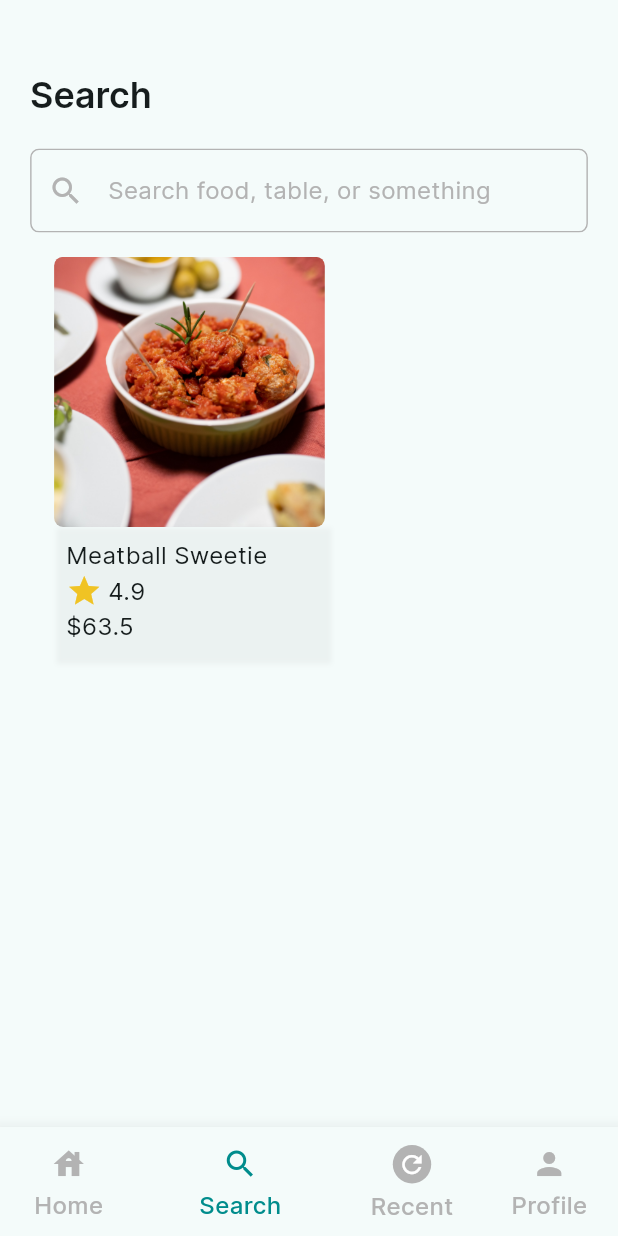
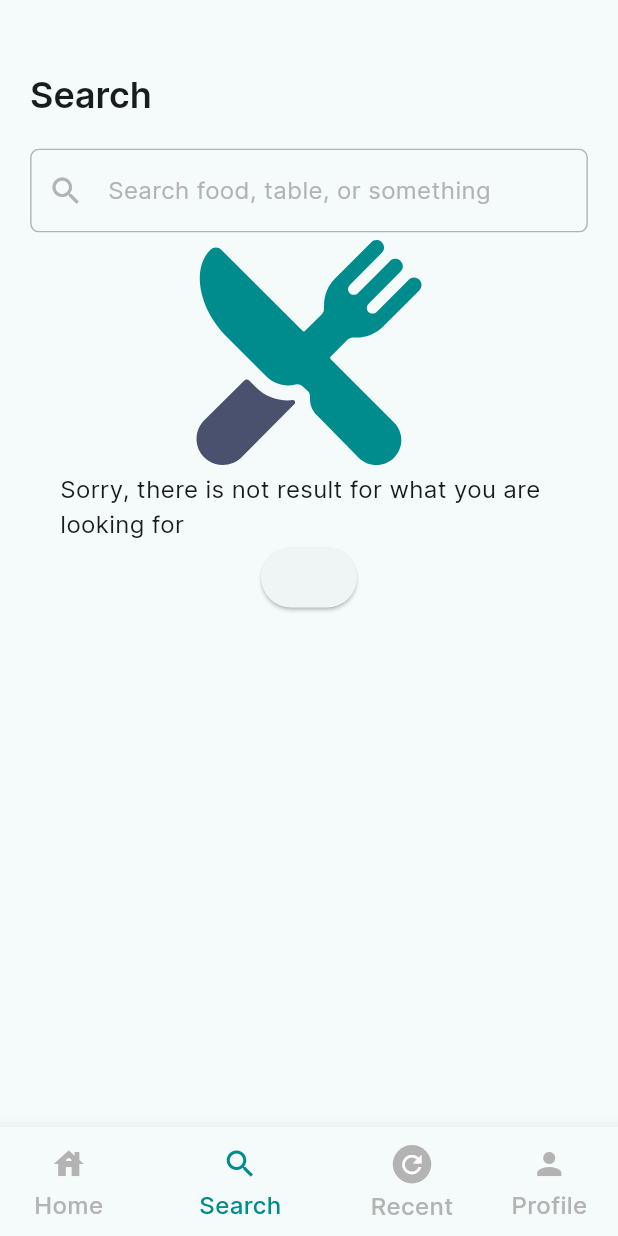
Before and after one commit to OjoMutiu/Eat-Easy, a Flutter app: the screen it shows after launch, item 2 of the bottom bar chosen, on a phone screen of 412 x 824 dp. Run offline on Flutter 3.47's test engine with Material 2 defaults, Android fonts, the phone set to English and light mode, and no system bars; our stand-ins replace flutter_svg, get.

Commit message:
feat: Search page UI update

```diff
--- a/lib/models/food_model.dart
+++ b/lib/models/food_model.dart
@@ -41,7 +41,7 @@ List<Map<String, dynamic>> foods = [
     "id": 2,
     "food": "Noodle Ex",
     "image": "assets/images/noodles.jpg",
-    "price": 42,
+    "price": 42.0,
     "rating": 4.8
   },
   {
@@ -62,14 +62,14 @@ List<Map<String, dynamic>> foods = [
     "id": 5,
     "food": "Fried Rice Uenak",
     "image": "assets/images/fried_rice.jpg",
-    "price": 34,
+    "price": 34.2,
     "rating": 4.6
   },
   {
     "id": 6,
     "food": "Chocolate Cream",
     "image": "assets/images/chocolate_cream.jpg",
-    "price": 23,
+    "price": 23.4,
     "rating": 4.7
   },
 ];
--- a/lib/pages/my_main_page.dart
+++ b/lib/pages/my_main_page.dart
@@ -1,3 +1,5 @@
+import 'dart:collection';
+
 import 'package:eat_easy/constants/app_colors.dart';
 import 'package:eat_easy/constants/app_dimensions.dart';
 import 'package:eat_easy/constants/app_strings.dart';
@@ -16,13 +18,18 @@ class _MyMainPageState extends State<MyMainPage> {
   //Variables
   int _currentBottomNavitemIndex = 0;
 
+  ///list of all navigation
+  final ListQueue<int> _navigationQueue = ListQueue();
+
   //BottomNavBarItems
+  /*
   List<Widget> bottomNavBarItem = [
     const MyHomePage(),
     const SearchPage(),
     Container(color: Colors.red),
     Container(color: Colors.blue),
   ];
+   */
 
   @override
   void initState() {
@@ -36,12 +43,30 @@ class _MyMainPageState extends State<MyMainPage> {
 
   @override
   Widget build(BuildContext context) {
-    return Scaffold(
-      body: bottomNavBarItem[_currentBottomNavitemIndex],
+    return WillPopScope(
+      onWillPop: () async {
+        if (_navigationQueue.isEmpty) return true;
+        setState(() {
+          _currentBottomNavitemIndex = _navigationQueue.last;
+          _navigationQueue.removeLast();
+        });
+
+        return false;
+      },
+      child: Scaffold(
+        body:
+            IndexedStack(index: _currentBottomNavitemIndex, children: <Widget>[
+          ///the list of widgets has to be inside the body
+          const MyHomePage(),
+          const SearchPage(),
+          Container(color: Colors.red),
+          Container(color: Colors.blue),
+        ]),
         bottomNavigationBar: BottomNavigationBar(
           elevation: 10,
           currentIndex: _currentBottomNavitemIndex,
           onTap: (index) {
+            _navigationQueue.addLast(_currentBottomNavitemIndex);
             setState(() {
               _currentBottomNavitemIndex = index;
             });
@@ -85,6 +110,7 @@ class _MyMainPageState extends State<MyMainPage> {
                 label: AppString.profile),
           ],
         ),
+      ),
     );
   }
 }
--- a/lib/pages/search_page/search_page.dart
+++ b/lib/pages/search_page/search_page.dart
@@ -5,7 +5,9 @@ import 'package:eat_easy/models/package_model.dart';
 import 'package:eat_easy/pages/search_page/widgets/popular_search_tag.dart';
 import 'package:eat_easy/pages/home_page/widgets/product_card.dart';
 import 'package:flutter/material.dart';
+import 'package:flutter_svg/flutter_svg.dart';
 
+import '../../models/food_model.dart';
 import '../../widgets/section_header.dart';
 
 class SearchPage extends StatefulWidget {
@@ -18,7 +20,12 @@ class SearchPage extends StatefulWidget {
 class _SearchPageState extends State<SearchPage> {
   //Variables
   late final TextEditingController searchTextController;
-  late FocusNode searchFocusNode;
+  FocusNode searchFocusNode //;
+      = FocusNode();
+  bool showContainer = false;
+  bool listContain = false;
+
+  List<Map<String, dynamic>> searchList = [];
 
   List<String> popularSearchTags = const [
     'Duo Table',
@@ -34,7 +41,12 @@ class _SearchPageState extends State<SearchPage> {
   void initState() {
     super.initState();
     searchTextController = TextEditingController();
-    searchFocusNode = FocusNode();
+    searchFocusNode //= FocusNode();
+        .addListener(() {
+      setState(() {
+        //searchFocusNode.hasFocus;
+      });
+    });
   }
 
   @override
@@ -45,14 +57,7 @@ class _SearchPageState extends State<SearchPage> {
 
   @override
   Widget build(BuildContext context) {
-    return WillPopScope(
-      onWillPop: () async {
-        if (Navigator.canPop(context)) {
-          return true;
-        }
-        return false;
-      },
-      child: SingleChildScrollView(
+    return SingleChildScrollView(
       child: Container(
         padding: EdgeInsets.symmetric(
             horizontal: AppDimension.width20,
@@ -63,18 +68,27 @@ class _SearchPageState extends State<SearchPage> {
             Text(
               AppString.search,
               style: Theme.of(context).textTheme.titleLarge?.copyWith(
-                    fontSize: AppDimension.height24,
-                    fontWeight: FontWeight.w600),
+                  fontSize: AppDimension.height24, fontWeight: FontWeight.w600),
             ),
             SizedBox(height: AppDimension.height20),
             ClipRRect(
               child: TextFormField(
                 focusNode: searchFocusNode,
+                onChanged: (value) {},
+                onFieldSubmitted: (value) {
+                  searchList.clear();
+                  for (var element in foods) {
+                    if (element.toString().contains(value)) {
+                      setState(() {
+                        searchList.add(element);
+                      });
+                    }
+                  }
+                },
                 controller: searchTextController,
                 decoration: InputDecoration(
                   hintText: 'Search food, table, or something',
-                      hintStyle:
-                          Theme.of(context).textTheme.bodyMedium?.copyWith(
+                  hintStyle: Theme.of(context).textTheme.bodyMedium?.copyWith(
                         color: AppColors.neutral,
                         fontSize: AppDimension.height16,
                         fontWeight: FontWeight.w400,
@@ -83,15 +97,11 @@ class _SearchPageState extends State<SearchPage> {
                       Theme.of(context).inputDecorationTheme.enabledBorder,
                   focusedBorder:
                       Theme.of(context).inputDecorationTheme.focusedBorder,
-                      prefixIcon: IconButton(
-                        onPressed: () {
-                          //TODO: probably set focus node
-                        },
-                        icon: const Icon(
+                  prefixIcon: const Icon(
                     Icons.search,
                     color: AppColors.neutral,
                   ),
-                      )),
+                ),
                 onTap: () {
                   setState(() {});
                 },
@@ -128,27 +138,98 @@ class _SearchPageState extends State<SearchPage> {
                       ),
                     ],
                   )
+                : searchList.isEmpty
+                    ? Container(
+                        padding: EdgeInsets.symmetric(
+                            horizontal: AppDimension.width20),
+                        child: Center(
+                          child: Column(
+                            mainAxisAlignment: MainAxisAlignment.center,
+                            children: [
+                              SvgPicture.asset('assets/icons/restaurant.svg'),
+                              Text(
+                                  'Sorry, there is not result for what you are looking for'),
+                              ElevatedButton(onPressed: () {}, child: Text(''))
+                            ],
+                          ),
+                        ))
                     : Container(
+                        //height: 300,
                         padding: EdgeInsets.symmetric(
-                          horizontal: AppDimension.width16,
-                          vertical: AppDimension.height16),
-                      child: Column(
+                            //horizontal: AppDimension.width16,
+                            vertical: AppDimension.height8),
+                        child: GridView.builder(
+                          shrinkWrap: true,
+                          scrollDirection: Axis.vertical,
+                          physics: const NeverScrollableScrollPhysics(),
+                          itemCount: searchList.length,
+                          itemBuilder: (context, index) {
+                            return SizedBox(
+                              height: (300),
+                              child: FooDCard(
+                                image: searchList[index]["image"],
+                                food: searchList[index]["food"],
+                                price: searchList[index]["price"],
+                                rating: searchList[index]["rating"],
+                              ),
+                            );
+                          },
+                          gridDelegate:
+                              SliverGridDelegateWithFixedCrossAxisCount(
+                            crossAxisCount: 2,
+                            crossAxisSpacing: AppDimension.width16,
+                            mainAxisSpacing: AppDimension.height10,
+                            childAspectRatio: 1.23 *
+                                (AppDimension.screenWidth /
+                                    AppDimension.screenHeight),
+                          ),
+                        ),
+                      ),
+            if (showContainer)
+              Container(
+                padding: EdgeInsets.all(20),
+                margin: EdgeInsets.all(20),
+                color: Colors.green,
+                child: Text('hbghjgjhgv'),
+              )
+          ],
+        ),
+      ),
+    );
+  }
+}
+
+class FooDCard extends StatelessWidget {
+  const FooDCard({
+    super.key,
+    required this.food,
+    required this.image,
+    this.rating,
+    required this.price,
+  });
+
+  final String food, image;
+  final double? rating;
+  final double price;
+
+  @override
+  Widget build(BuildContext context) {
+    return Column(
       crossAxisAlignment: CrossAxisAlignment.start,
       children: [
         GestureDetector(
-                            onTap: () {},
-                            child: Container(
-                              height:
-                                  AppDimension.getProportionalScreenHeight(180),
-                              width:
-                                  AppDimension.getProportionalScreenWidth(180),
-                              decoration: BoxDecoration(
-                                borderRadius: BorderRadius.circular(6),
-                              ),
+          onTap: () {
+            // setState(() {
+            //   //showContainer = !showContainer;
+            // });
+          },
+          child: SizedBox(
+            height: AppDimension.getProportionalScreenHeight(180),
+            width: AppDimension.getProportionalScreenWidth(180),
             child: ClipRRect(
-                                  borderRadius: BorderRadius.circular(6),
+                borderRadius: BorderRadius.circular(AppDimension.height6),
                 child: Image.asset(
-                                    'assets/images/meatball.jpg',
+                  image,
                   fit: BoxFit.cover,
                 )),
           ),
@@ -156,39 +237,36 @@ class _SearchPageState extends State<SearchPage> {
         Container(
           width: AppDimension.getProportionalScreenWidth(180),
           padding: EdgeInsets.symmetric(
-                                horizontal: AppDimension.width8,
-                                vertical: AppDimension.height8),
-                            decoration: BoxDecoration(boxShadow: [
+              horizontal: AppDimension.width8, vertical: AppDimension.height8),
+          decoration: BoxDecoration(
+              color: Colors.white,
+              borderRadius: BorderRadius.only(
+                  bottomLeft: Radius.circular(AppDimension.height6),
+                  bottomRight: Radius.circular(AppDimension.height6)),
+              boxShadow: [
                 BoxShadow(
                   color: Colors.grey.withOpacity(0.1),
                   blurRadius: 2,
                   spreadRadius: 2,
-                                offset: Offset(3, 3),
-                              )
+                  offset: const Offset(3, 3),
+                ),
               ]),
           child: Column(
             crossAxisAlignment: CrossAxisAlignment.start,
             children: [
-                                Text('Meatball Sweetie'),
+              Text(food),
               Row(
                 children: [
-                                    Icon(Icons.star,
-                                        color: AppColors.iconColorYellow),
+                  const Icon(Icons.star, color: AppColors.iconColorYellow),
                   SizedBox(width: AppDimension.width8 / 2),
-                                    Text('4.9')
+                  Text(rating.toString())
                 ],
               ),
-                                Text('\$63.5')
+              Text('\$${price.toString()}')
             ],
           ),
         )
       ],
-                      ),
-                    ),
-            ],
-          ),
-        ),
-      ),
     );
   }
 }
```
Also changed, not shown: assets/icons/restaurant.svg (added). Lines whose indentation alone changed are shown as unchanged.
